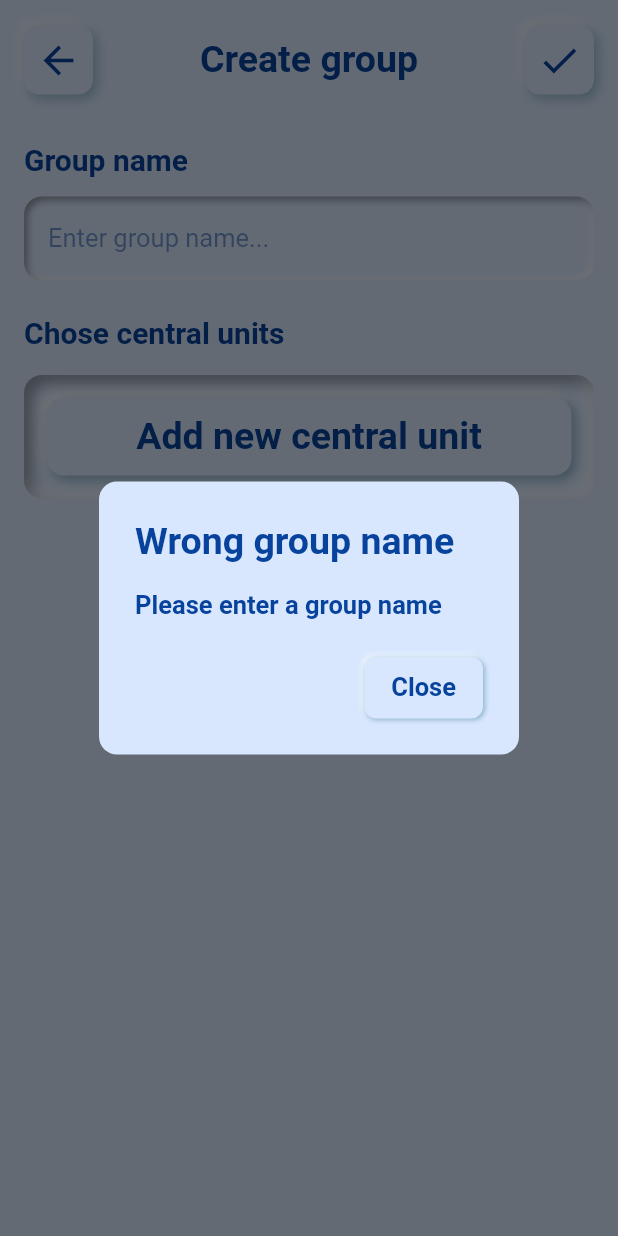
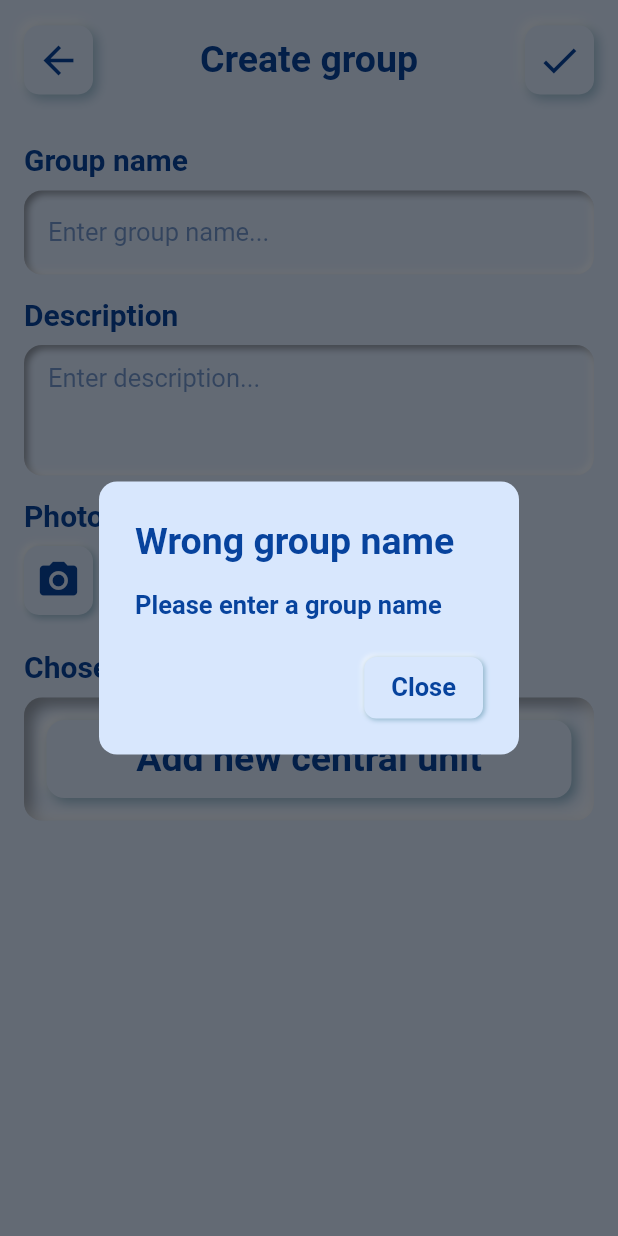
Before and after one commit to leak-guard/mobile-app, a Flutter app: the CreateGroupScreen screen opened directly, after a tap on the "check" icon, on a phone screen of 412 x 824 dp. Run offline on Flutter 3.47's test engine with Material 3 defaults, Android fonts, the phone set to English and light mode, and no system bars; our stand-ins replace firebase_core, firebase_messaging, flutter_neumorphic_plus, google_fonts, image_cropper, image_picker and 2 more; missing offline and left inert: network_info_plus, network_tools, nsd; accounts and stored records are empty.

Commit message:
small fixes

```diff
--- a/lib/screens/create_group_screen.dart
+++ b/lib/screens/create_group_screen.dart
@@ -10,6 +10,7 @@ import 'package:leak_guard/widgets/add_unit_button.dart';
 import 'package:leak_guard/widgets/custom_app_bar.dart';
 import 'package:leak_guard/widgets/blurred_top_widget.dart';
 import 'package:leak_guard/widgets/central_unit_widget.dart';
+import 'package:leak_guard/widgets/photo_widget.dart';
 
 class CreateGroupScreen extends StatefulWidget {
   const CreateGroupScreen({super.key});
@@ -22,8 +23,10 @@ class _CreateGroupScreenState extends State<CreateGroupScreen> {
   final _formKey = GlobalKey<FormState>();
   bool _isValid = true;
   final _nameController = TextEditingController();
+  final _descriptionController = TextEditingController();
   final _db = DatabaseService.instance;
   final _appData = AppData();
+  final newGroup = Group(name: '');
 
   List<CentralUnit> get chosenCentrals =>
       _appData.centralUnits.where((central) => central.chosen).toList();
@@ -34,6 +37,7 @@ class _CreateGroupScreenState extends State<CreateGroupScreen> {
       central.chosen = false;
     }
     _nameController.dispose();
+    _descriptionController.dispose();
     super.dispose();
   }
 
@@ -48,7 +52,6 @@ class _CreateGroupScreenState extends State<CreateGroupScreen> {
 
     if (chosenCentrals.isEmpty) {
       _showValidationError(
-        context,
         'No central units',
         'Please select at least one central unit for the group',
       );
@@ -56,7 +59,8 @@ class _CreateGroupScreenState extends State<CreateGroupScreen> {
     }
 
     try {
-      final newGroup = Group(name: _nameController.text.trim());
+      newGroup.name = _nameController.text.trim();
+      newGroup.description = _descriptionController.text.trim();
       final groupId = await _db.addGroup(newGroup);
       newGroup.groupdID = groupId;
 
@@ -80,8 +84,7 @@ class _CreateGroupScreenState extends State<CreateGroupScreen> {
     }
   }
 
-  void _showValidationError(
-      BuildContext context, String title, String message) {
+  void _showValidationError(String title, String message) {
     showDialog(
       context: context,
       builder: (context) => AlertDialog(
@@ -117,105 +120,39 @@ class _CreateGroupScreenState extends State<CreateGroupScreen> {
     );
   }
 
-  @override
-  Widget build(BuildContext context) {
-    return Scaffold(
-      appBar: CustomAppBar(
-        height: 80,
-        onLeadingTap: () => Navigator.pop(context),
-        title: MyStrings.createGroup,
-        trailingIcon: const Icon(Icons.check),
-        onTrailingTap: _createGroup,
-      ),
-      body: BlurredTopWidget(
-        height: 20,
-        child: Form(
-          key: _formKey,
-          child: ListView.builder(
-            itemCount: _appData.centralUnits.length + 4,
-            itemBuilder: (context, index) {
-              if (index == 0) {
-                return Padding(
-                  padding: const EdgeInsets.fromLTRB(16, 16, 16, 0),
-                  child: Text('Group name',
-                      style: Theme.of(context).textTheme.displayMedium),
-                );
-              }
-
-              if (index == 1) {
-                return Padding(
-                  padding: const EdgeInsets.fromLTRB(16, 12, 16, 24),
-                  child: Neumorphic(
+  Widget _buildNeumorphicTextField({
+    required TextEditingController controller,
+    required String hintText,
+    String? Function(String?)? validator,
+    int? maxLines,
+  }) {
+    return Neumorphic(
       style: NeumorphicStyle(
         depth: -5,
         intensity: 0.8,
-                      boxShape: NeumorphicBoxShape.roundRect(
-                        BorderRadius.circular(12),
+        boxShape: NeumorphicBoxShape.roundRect(BorderRadius.circular(12)),
       ),
-                    ),
-                    padding: const EdgeInsets.symmetric(
-                      horizontal: 16,
-                      vertical: 4,
-                    ),
+      padding: const EdgeInsets.symmetric(horizontal: 16, vertical: 4),
       child: TextFormField(
-                      controller: _nameController,
+        controller: controller,
+        maxLines: maxLines ?? 1,
         style: Theme.of(context).textTheme.displaySmall!.copyWith(
               fontWeight: FontWeight.normal,
             ),
         decoration: InputDecoration(
           border: InputBorder.none,
-                        hintText: 'Enter group name...',
-                        hintStyle: TextStyle(
-                            color: MyColors.lightThemeFont.withOpacity(0.5)),
+          hintText: hintText,
+          hintStyle: TextStyle(color: MyColors.lightThemeFont.withOpacity(0.5)),
         ),
-                      validator: (value) {
-                        String? errorMessage;
-                        if (value == null || value.trim().isEmpty) {
-                          errorMessage = 'Please enter a group name';
-                        } else if (_appData.groups.any((g) =>
-                            g.name.toLowerCase() ==
-                            value.trim().toLowerCase())) {
-                          errorMessage = 'Group name already exists';
-                        }
-
-                        if (errorMessage != null) {
-                          Future.microtask(() {
-                            setState(() => _isValid = false);
-                            _showValidationError(
-                                context, 'Wrong group name', errorMessage!);
-                          });
-                        } else {
-                          setState(() => _isValid = true);
-                        }
-                        return null;
-                      },
-                    ),
+        validator: validator,
       ),
     );
   }
 
-              if (index == 2) {
+  List<Widget> _buildCentralUnitsList() {
+    return _appData.centralUnits.map((central) {
       return Padding(
-                  padding: const EdgeInsets.fromLTRB(16, 0, 16, 0),
-                  child: Text('Chose central units',
-                      style: Theme.of(context).textTheme.displayMedium),
-                );
-              }
-
-              if (index == 3) {
-                return Padding(
-                  padding: const EdgeInsets.fromLTRB(16, 16, 16, 8),
-                  child: AddUnitButton(
-                    onBack: () => setState(() {}),
-                  ),
-                );
-              }
-
-              final central = _appData.centralUnits[index - 4];
-
-              return Padding(
-                padding:
-                    const EdgeInsets.symmetric(vertical: 8, horizontal: 16),
+        padding: const EdgeInsets.symmetric(vertical: 8),
         child: CentralUnitWidget(
           central: central,
           onPressed: () {
@@ -236,7 +173,81 @@ class _CreateGroupScreenState extends State<CreateGroupScreen> {
           },
         ),
       );
+    }).toList();
+  }
+
+  @override
+  Widget build(BuildContext context) {
+    return Scaffold(
+      appBar: CustomAppBar(
+        height: 80,
+        onLeadingTap: () => Navigator.pop(context),
+        title: MyStrings.createGroup,
+        trailingIcon: const Icon(Icons.check),
+        onTrailingTap: _createGroup,
+      ),
+      body: BlurredTopWidget(
+        height: 20,
+        child: Form(
+          key: _formKey,
+          child: ListView(
+            padding: const EdgeInsets.all(16),
+            children: [
+              Text('Group name',
+                  style: Theme.of(context).textTheme.displayMedium),
+              const SizedBox(height: 8),
+              _buildNeumorphicTextField(
+                controller: _nameController,
+                hintText: 'Enter group name...',
+                validator: (value) {
+                  String? errorMessage;
+                  if (value == null || value.trim().isEmpty) {
+                    errorMessage = 'Please enter a group name';
+                  } else if (_appData.groups.any((g) =>
+                      g.name.toLowerCase() == value.trim().toLowerCase())) {
+                    errorMessage = 'Group name already exists';
+                  }
+
+                  if (errorMessage != null) {
+                    Future.microtask(() {
+                      setState(() => _isValid = false);
+                      _showValidationError('Wrong group name', errorMessage!);
+                    });
+                  } else {
+                    setState(() => _isValid = true);
+                  }
+                  return null;
                 },
+              ),
+              const SizedBox(height: 16),
+              Text('Description',
+                  style: Theme.of(context).textTheme.displayMedium),
+              const SizedBox(height: 8),
+              _buildNeumorphicTextField(
+                controller: _descriptionController,
+                hintText: 'Enter description...',
+                maxLines: 3,
+              ),
+              const SizedBox(height: 16),
+              Text('Photo', style: Theme.of(context).textTheme.displayMedium),
+              const SizedBox(height: 8),
+              PhotoWidget(
+                item: newGroup,
+                size: MediaQuery.of(context).size.width - 32,
+                onPhotoChanged: () {
+                  setState(() {});
+                },
+              ),
+              const SizedBox(height: 24),
+              Text('Chose central units',
+                  style: Theme.of(context).textTheme.displayMedium),
+              const SizedBox(height: 8),
+              AddUnitButton(
+                onBack: () => setState(() {}),
+              ),
+              const SizedBox(height: 8),
+              ..._buildCentralUnitsList(),
+            ],
           ),
         ),
       ),
--- a/lib/screens/details_group_screen.dart
+++ b/lib/screens/details_group_screen.dart
@@ -369,7 +369,7 @@ class _DetailsGroupScreenState extends State<DetailsGroupScreen> {
             children: [
               Text('Group name',
                   style: Theme.of(context).textTheme.displayMedium),
-              const SizedBox(height: 12),
+              const SizedBox(height: 8),
               _buildNeumorphicTextField(
                 controller: _nameController,
                 hintText: 'Enter group name...',
@@ -394,18 +394,18 @@ class _DetailsGroupScreenState extends State<DetailsGroupScreen> {
                   return null;
                 },
               ),
-              const SizedBox(height: 24),
+              const SizedBox(height: 16),
               Text('Description',
                   style: Theme.of(context).textTheme.displayMedium),
-              const SizedBox(height: 12),
+              const SizedBox(height: 8),
               _buildNeumorphicTextField(
                 controller: _descriptionController,
                 hintText: 'Enter description...',
                 maxLines: 3,
               ),
-              const SizedBox(height: 24),
+              const SizedBox(height: 16),
               Text('Photo', style: Theme.of(context).textTheme.displayMedium),
-              const SizedBox(height: 12),
+              const SizedBox(height: 8),
               PhotoWidget(
                 item: widget.group,
                 size: MediaQuery.of(context).size.width - 32,
@@ -413,10 +413,9 @@ class _DetailsGroupScreenState extends State<DetailsGroupScreen> {
                   setState(() {});
                 },
               ),
-              const SizedBox(height: 24),
+              const SizedBox(height: 16),
               Text('Central units',
                   style: Theme.of(context).textTheme.displayMedium),
-              const SizedBox(height: 16),
               ..._buildCentralUnitsList(),
               const SizedBox(height: 12),
               NeumorphicButton(
```
Lines whose indentation alone changed are shown as unchanged.
